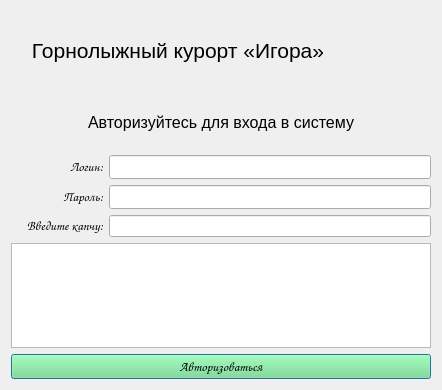
This is forms/auth.ui in AllaKzm/Praktic as Qt 5 draws it before an edit. The edited form follows.
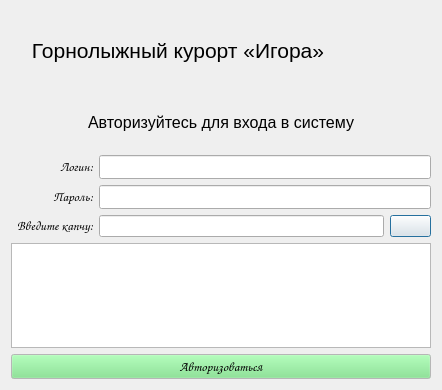
This is the edited form. Icons and pictures are not drawn.

The edit to the form file:
```diff
--- a/forms/auth.ui
+++ b/forms/auth.ui
@@ -13,7 +13,7 @@
   <property name="windowTitle">
    <string>Dialog</string>
   </property>
-  <layout class="QVBoxLayout" name="verticalLayout" stretch="2,1,3,2,1">
+  <layout class="QVBoxLayout" name="verticalLayout" stretch="2,1,0,2,1">
    <item>
     <layout class="QHBoxLayout" name="horizontalLayout_2">
      <item>
@@ -52,16 +52,7 @@
     </widget>
    </item>
    <item>
-    <layout class="QGridLayout" name="gridLayout_2" rowstretch="2,7,0" columnstretch="2,7" rowminimumheight="2,7,0" columnminimumwidth="2,7">
-     <item row="0" column="1">
-      <widget class="QLineEdit" name="line_log">
-       <property name="font">
-        <font>
-         <family>Comic Sans MS</family>
-        </font>
-       </property>
-      </widget>
-     </item>
+    <layout class="QGridLayout" name="gridLayout_2" rowstretch="2,0,0" columnstretch="2,7,1">
      <item row="0" column="0">
       <widget class="QLabel" name="label_4">
        <property name="font">
@@ -86,14 +77,8 @@
        </property>
       </widget>
      </item>
-     <item row="1" column="1">
-      <widget class="QLineEdit" name="line_pas">
-       <property name="font">
-        <font>
-         <family>Comic Sans MS</family>
-        </font>
-       </property>
-      </widget>
+     <item row="2" column="1">
+      <widget class="QLineEdit" name="line_cap"/>
      </item>
      <item row="2" column="0">
       <widget class="QLabel" name="label_7">
@@ -107,8 +92,34 @@
        </property>
       </widget>
      </item>
-     <item row="2" column="1">
-      <widget class="QLineEdit" name="line_cap"/>
+     <item row="2" column="2">
+      <widget class="QPushButton" name="reboot_btn">
+       <property name="text">
+        <string/>
+       </property>
+       <property name="icon">
+        <iconset>
+         <normaloff>../img/reboot.png</normaloff>../img/reboot.png</iconset>
+       </property>
+      </widget>
+     </item>
+     <item row="1" column="1" colspan="2">
+      <widget class="QLineEdit" name="line_pas">
+       <property name="font">
+        <font>
+         <family>Comic Sans MS</family>
+        </font>
+       </property>
+      </widget>
+     </item>
+     <item row="0" column="1" colspan="2">
+      <widget class="QLineEdit" name="line_log">
+       <property name="font">
+        <font>
+         <family>Comic Sans MS</family>
+        </font>
+       </property>
+      </widget>
      </item>
     </layout>
    </item>
@@ -255,6 +266,15 @@
           </color>
          </brush>
         </colorrole>
+        <colorrole role="PlaceholderText">
+         <brush brushstyle="NoBrush">
+          <color alpha="128">
+           <red>0</red>
+           <green>0</green>
+           <blue>0</blue>
+          </color>
+         </brush>
+        </colorrole>
        </active>
        <inactive>
         <colorrole role="WindowText">
@@ -392,6 +412,15 @@
           </color>
          </brush>
         </colorrole>
+        <colorrole role="PlaceholderText">
+         <brush brushstyle="NoBrush">
+          <color alpha="128">
+           <red>0</red>
+           <green>0</green>
+           <blue>0</blue>
+          </color>
+         </brush>
+        </colorrole>
        </inactive>
        <disabled>
         <colorrole role="WindowText">
@@ -529,6 +558,15 @@
           </color>
          </brush>
         </colorrole>
+        <colorrole role="PlaceholderText">
+         <brush brushstyle="NoBrush">
+          <color alpha="128">
+           <red>0</red>
+           <green>0</green>
+           <blue>0</blue>
+          </color>
+         </brush>
+        </colorrole>
        </disabled>
       </palette>
      </property>
```
Left out of the diff: 11 changed lines with no effect on the pictures.
